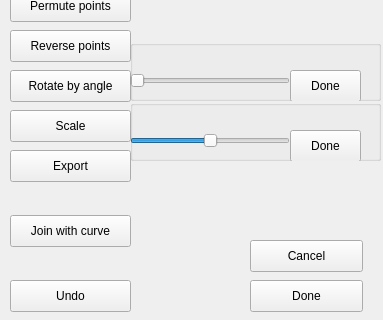
First picture: the form in curver/ui/curve_edit.ui, repository wiatrak2/curver, before the edit; both pictures show x 0 to 383 and y 180 to 500 of the 383 by 500 pixel window.
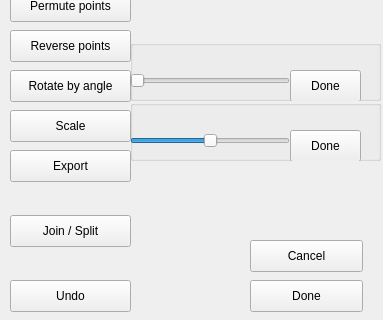
Second picture: the form after the edit.

Patch:
```diff
--- a/curver/ui/curve_edit.ui
+++ b/curver/ui/curve_edit.ui
@@ -364,7 +364,7 @@
     </rect>
    </property>
    <property name="text">
-    <string>Join with curve</string>
+    <string>Join / Split</string>
    </property>
   </widget>
  </widget>
```
Left out of the diff: 2 changed lines with no effect on the pictures.
